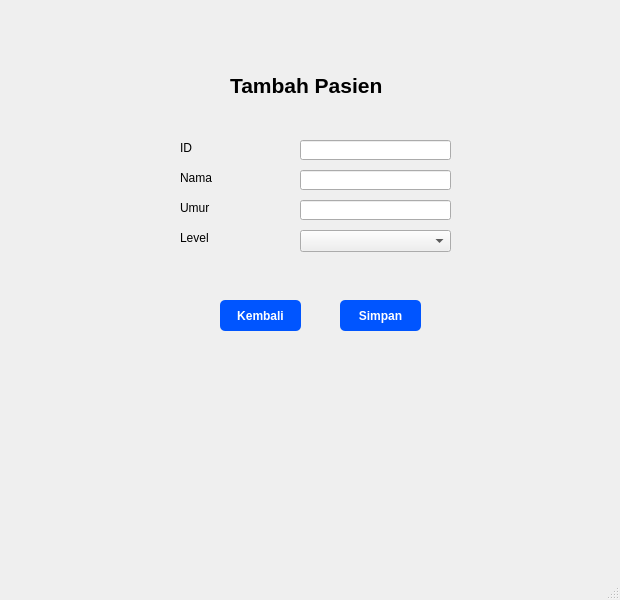
This is form_insert_data_pasien.ui in naylasalsdev-project/SudiKasusUAS as Qt 5 draws it before an edit. The edited form follows.
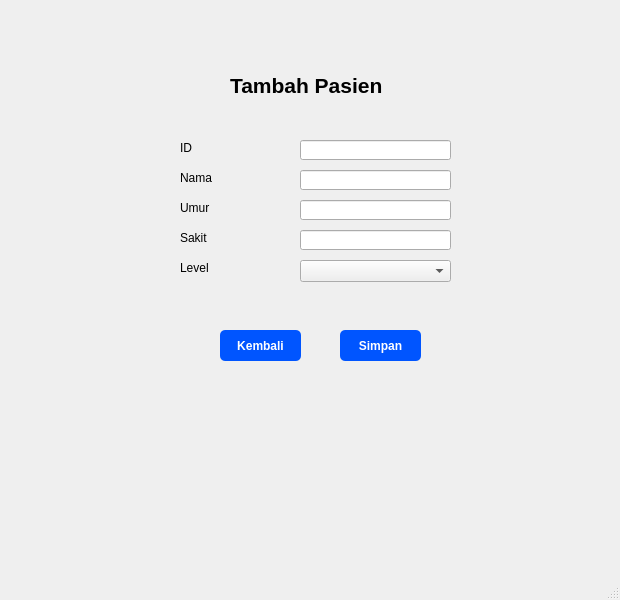
This is the edited form.

Commit message: Menambahkan file form insert

Diff of the .ui file:
```diff
--- a/form_insert_data_pasien.ui
+++ b/form_insert_data_pasien.ui
@@ -18,7 +18,7 @@
     <property name="geometry">
      <rect>
       <x>340</x>
-      <y>300</y>
+      <y>330</y>
       <width>81</width>
       <height>31</height>
      </rect>
@@ -55,7 +55,7 @@
     <property name="geometry">
      <rect>
       <x>300</x>
-      <y>230</y>
+      <y>260</y>
       <width>151</width>
       <height>22</height>
      </rect>
@@ -101,7 +101,7 @@
     <property name="geometry">
      <rect>
       <x>220</x>
-      <y>300</y>
+      <y>330</y>
       <width>81</width>
       <height>31</height>
      </rect>
@@ -158,7 +158,7 @@
     <property name="geometry">
      <rect>
       <x>180</x>
-      <y>230</y>
+      <y>260</y>
       <width>81</width>
       <height>16</height>
      </rect>
@@ -180,6 +180,29 @@
      <string>ID</string>
     </property>
    </widget>
+   <widget class="QLabel" name="label_6">
+    <property name="geometry">
+     <rect>
+      <x>180</x>
+      <y>230</y>
+      <width>81</width>
+      <height>16</height>
+     </rect>
+    </property>
+    <property name="text">
+     <string>Sakit</string>
+    </property>
+   </widget>
+   <widget class="QLineEdit" name="lineEdit_4">
+    <property name="geometry">
+     <rect>
+      <x>300</x>
+      <y>230</y>
+      <width>151</width>
+      <height>20</height>
+     </rect>
+    </property>
+   </widget>
   </widget>
   <widget class="QMenuBar" name="menubar">
    <property name="geometry">
```
